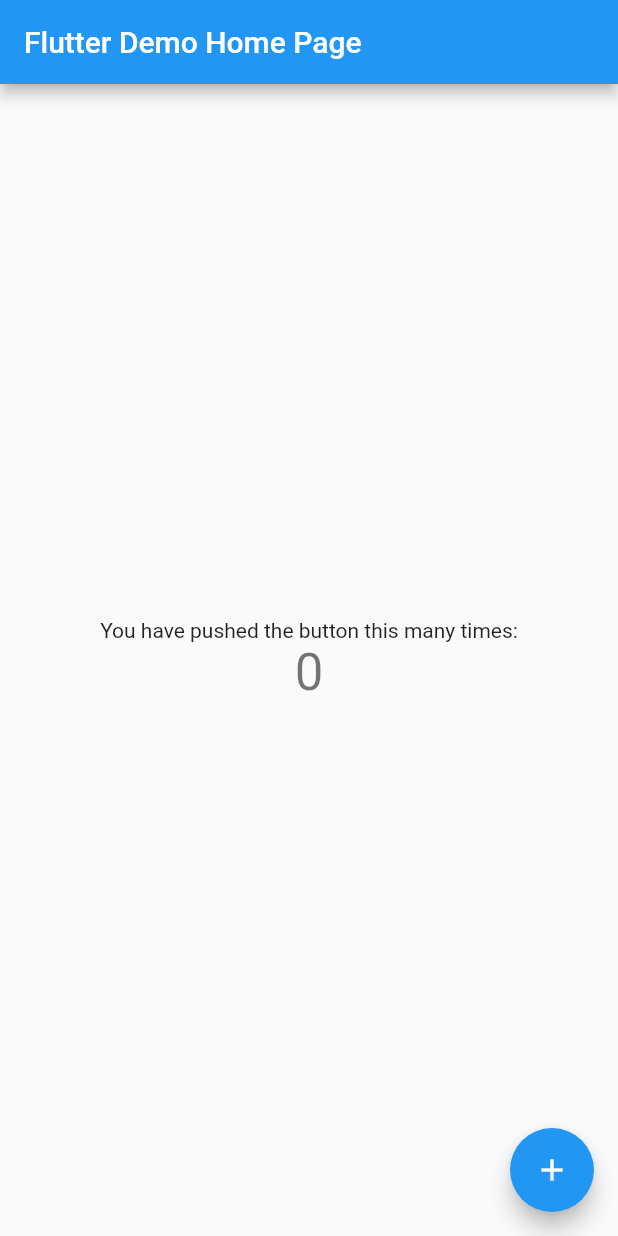
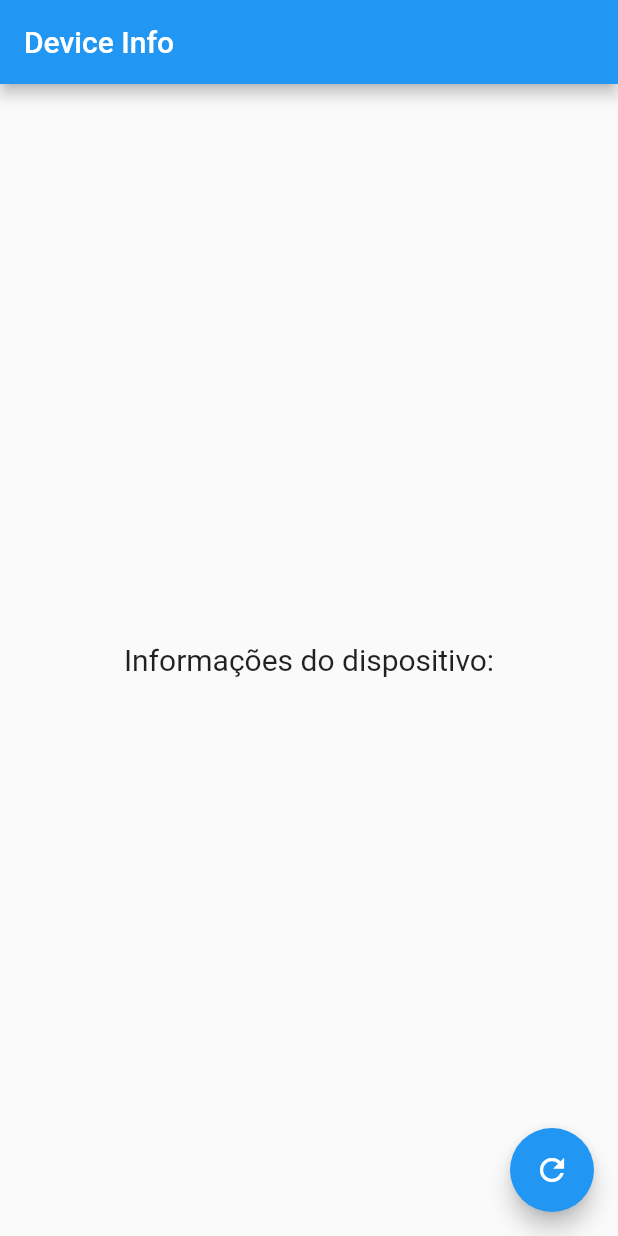
Before and after one commit to leoCardosoDev/flutter_get_device_info, a Flutter app: the screen it shows after launch, on a phone screen of 412 x 824 dp. Run offline on Flutter 3.47's test engine with Material 2 defaults, Android fonts, the phone set to English and light mode, and no system bars; our stand-ins replace device_info.

Commit message:
feat: capture device info Android

```diff
--- a/lib/main.dart
+++ b/lib/main.dart
@@ -1,4 +1,5 @@
 import 'package:flutter/material.dart';
+import 'package:device_info/device_info.dart';
 
 void main() {
   runApp(MyApp());
@@ -10,108 +11,64 @@ class MyApp extends StatelessWidget {
   Widget build(BuildContext context) {
     return MaterialApp(
       title: 'Flutter Demo',
-      theme: ThemeData(
-        // This is the theme of your application.
-        //
-        // Try running your application with "flutter run". You'll see the
-        // application has a blue toolbar. Then, without quitting the app, try
-        // changing the primarySwatch below to Colors.green and then invoke
-        // "hot reload" (press "r" in the console where you ran "flutter run",
-        // or simply save your changes to "hot reload" in a Flutter IDE).
-        // Notice that the counter didn't reset back to zero; the application
-        // is not restarted.
-        primarySwatch: Colors.blue,
-        // This makes the visual density adapt to the platform that you run
-        // the app on. For desktop platforms, the controls will be smaller and
-        // closer together (more dense) than on mobile platforms.
-        visualDensity: VisualDensity.adaptivePlatformDensity,
-      ),
-      home: MyHomePage(title: 'Flutter Demo Home Page'),
+      home: MyHomePage(title: 'Device Info'),
     );
   }
 }
 
 class MyHomePage extends StatefulWidget {
   MyHomePage({Key key, this.title}) : super(key: key);
-
-  // This widget is the home page of your application. It is stateful, meaning
-  // that it has a State object (defined below) that contains fields that affect
-  // how it looks.
-
-  // This class is the configuration for the state. It holds the values (in this
-  // case the title) provided by the parent (in this case the App widget) and
-  // used by the build method of the State. Fields in a Widget subclass are
-  // always marked "final".
-
   final String title;
-
   @override
   _MyHomePageState createState() => _MyHomePageState();
 }
 
 class _MyHomePageState extends State<MyHomePage> {
-  int _counter = 0;
-
-  void _incrementCounter() {
-    setState(() {
-      // This call to setState tells the Flutter framework that something has
-      // changed in this State, which causes it to rerun the build method below
-      // so that the display can reflect the updated values. If we changed
-      // _counter without calling setState(), then the build method would not be
-      // called again, and so nothing would appear to happen.
-      _counter++;
-    });
-  }
-
+  DeviceInfoPlugin deviceInfoPlugin = DeviceInfoPlugin();
+  List<Widget> textWidgets = [];
   @override
   Widget build(BuildContext context) {
-    // This method is rerun every time setState is called, for instance as done
-    // by the _incrementCounter method above.
-    //
-    // The Flutter framework has been optimized to make rerunning build methods
-    // fast, so that you can just rebuild anything that needs updating rather
-    // than having to individually change instances of widgets.
     return Scaffold(
       appBar: AppBar(
-        // Here we take the value from the MyHomePage object that was created by
-        // the App.build method, and use it to set our appbar title.
         title: Text(widget.title),
       ),
       body: Center(
-        // Center is a layout widget. It takes a single child and positions it
-        // in the middle of the parent.
         child: Column(
-          // Column is also a layout widget. It takes a list of children and
-          // arranges them vertically. By default, it sizes itself to fit its
-          // children horizontally, and tries to be as tall as its parent.
-          //
-          // Invoke "debug painting" (press "p" in the console, choose the
-          // "Toggle Debug Paint" action from the Flutter Inspector in Android
-          // Studio, or the "Toggle Debug Paint" command in Visual Studio Code)
-          // to see the wireframe for each widget.
-          //
-          // Column has various properties to control how it sizes itself and
-          // how it positions its children. Here we use mainAxisAlignment to
-          // center the children vertically; the main axis here is the vertical
-          // axis because Columns are vertical (the cross axis would be
-          // horizontal).
           mainAxisAlignment: MainAxisAlignment.center,
           children: <Widget>[
             Text(
-              'You have pushed the button this many times:',
+              'Informações do dispositivo:',
+              style: TextStyle(fontSize: 20),
             ),
-            Text(
-              '$_counter',
-              style: Theme.of(context).textTheme.headline4,
-            ),
+            ...textWidgets,
           ],
         ),
       ),
       floatingActionButton: FloatingActionButton(
-        onPressed: _incrementCounter,
+        onPressed: () async {
+          AndroidDeviceInfo androidInfo = await deviceInfoPlugin.androidInfo;
+          setState(() {
+            textWidgets.add(Text('androidId: ${androidInfo.androidId}'));
+            textWidgets.add(Text('board: ${androidInfo.board}'));
+            textWidgets.add(Text('bootloader: ${androidInfo.bootloader}'));
+            textWidgets.add(Text('brand: ${androidInfo.brand}'));
+            textWidgets.add(Text('device: ${androidInfo.device}'));
+            textWidgets.add(Text('display: ${androidInfo.display}'));
+            textWidgets.add(Text('fingerprint: ${androidInfo.fingerprint}'));
+            textWidgets.add(Text('hardware: ${androidInfo.hardware}'));
+            textWidgets.add(Text('hashCode: ${androidInfo.hashCode}'));
+            textWidgets.add(Text('host: ${androidInfo.host}'));
+            textWidgets.add(Text('id: ${androidInfo.id}'));
+            textWidgets
+                .add(Text('isPhysicalDevice: ${androidInfo.isPhysicalDevice}'));
+            textWidgets.add(Text('manufacturer: ${androidInfo.manufacturer}'));
+            textWidgets.add(Text('model: ${androidInfo.model}'));
+            textWidgets.add(Text('product: ${androidInfo.product}'));
+          });
+        },
         tooltip: 'Increment',
-        child: Icon(Icons.add),
-      ), // This trailing comma makes auto-formatting nicer for build methods.
+        child: Icon(Icons.refresh),
+      ),
     );
   }
 }
```
Also changed, not shown: 1 other file.
